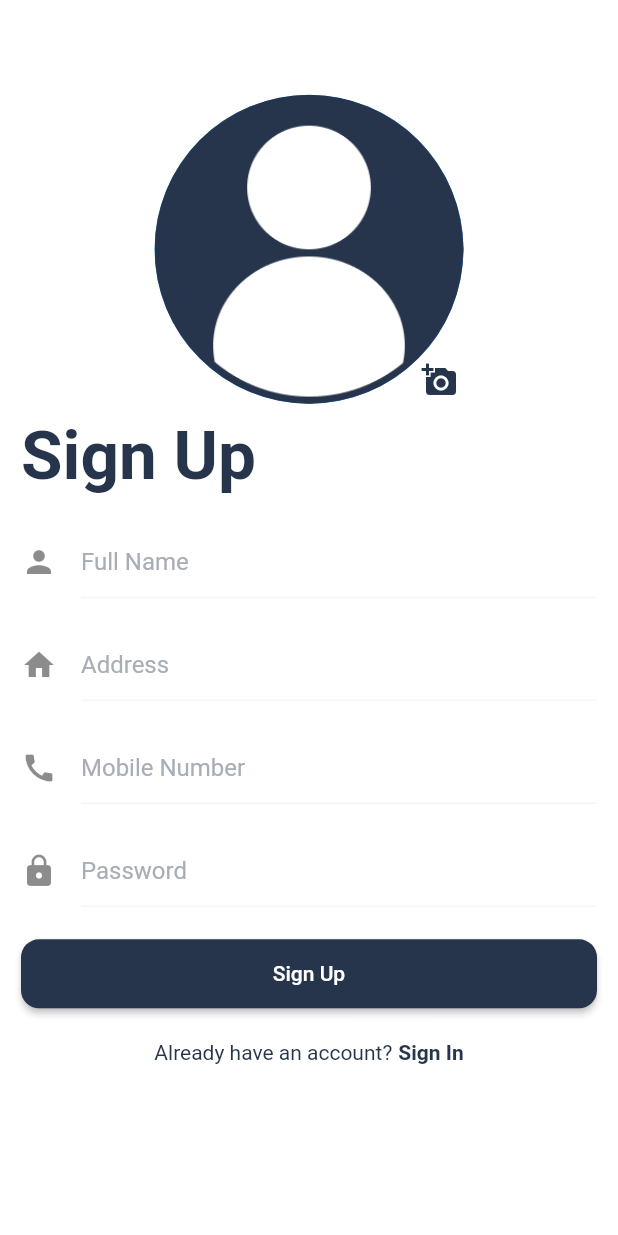
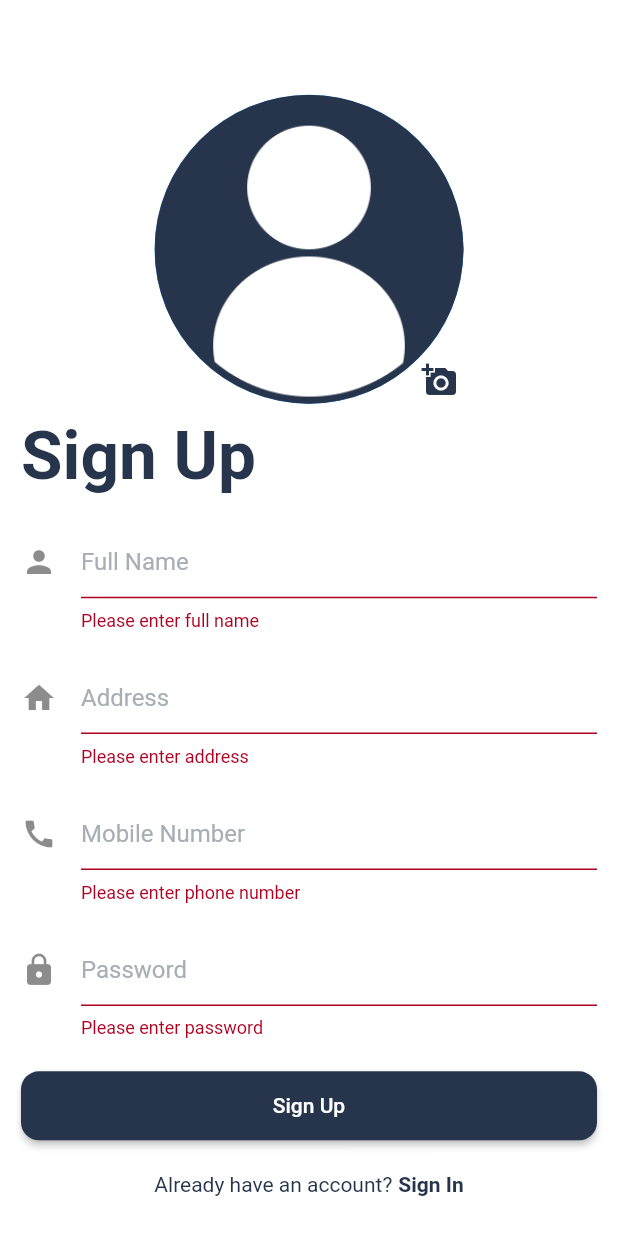
Before and after one commit to rijfas/payattubook, a Flutter app: the SignUpScreen screen opened by its route, after a tap on "Sign Up", on a phone screen of 412 x 824 dp. Run offline on Flutter 3.47's test engine with Material 2 defaults, Android fonts, the light colour scheme and no system bars; our stand-ins replace flutter_bloc, flutter_svg, image_picker, supabase_flutter, validators; accounts and stored records are empty.

Commit message:
feat:profile management basic

```diff
--- /dev/null
+++ b/lib/core/utils/validators.dart
@@ -0,0 +1,33 @@
+import 'package:validators/validators.dart';
+
+class Validators {
+  const Validators._();
+  static String? phoneNumberValidator(String? value) {
+    if (value == null || value.isEmpty) {
+      return 'Please enter phone number';
+    }
+    if (!isNumeric(value) || value.length != 10) {
+      return 'Please enter valid phone number';
+    }
+    return null;
+  }
+
+  static String? passwordValidator(String? value) {
+    if (value == null || value.isEmpty) {
+      return 'Please enter password';
+    }
+    if (value.length < 6) {
+      return 'Password should have at least 6 letters';
+    }
+    return null;
+  }
+
+  static String? Function(String?)? defaultStringValidator(String name) {
+    return (String? value) {
+      if (value == null || value.isEmpty) {
+        return 'Please enter $name';
+      }
+      return null;
+    };
+  }
+}
--- /dev/null
+++ b/lib/data/authentication/models/user.dart
@@ -0,0 +1,74 @@
+import 'dart:convert';
+
+class User {
+  User({
+    this.profileUrl = '',
+    required this.fullName,
+    required this.phoneNumber,
+    required this.address,
+  });
+  final String profileUrl;
+  final String fullName;
+  final String phoneNumber;
+  final String address;
+
+  User copyWith({
+    String? profileUrl,
+    String? fullName,
+    String? phoneNumber,
+    String? address,
+  }) {
+    return User(
+      profileUrl: profileUrl ?? this.profileUrl,
+      fullName: fullName ?? this.fullName,
+      phoneNumber: phoneNumber ?? this.phoneNumber,
+      address: address ?? this.address,
+    );
+  }
+
+  Map<String, dynamic> toMap() {
+    return {
+      'profileUrl': profileUrl,
+      'fullName': fullName,
+      'phoneNumber': phoneNumber,
+      'address': address,
+    };
+  }
+
+  factory User.fromMap(Map<String, dynamic> map) {
+    return User(
+      profileUrl: map['profileUrl'] ?? '',
+      fullName: map['fullName'] ?? '',
+      phoneNumber: map['phoneNumber'] ?? '',
+      address: map['address'] ?? '',
+    );
+  }
+
+  String toJson() => json.encode(toMap());
+
+  factory User.fromJson(String source) => User.fromMap(json.decode(source));
+
+  @override
+  String toString() {
+    return 'User(profileUrl: $profileUrl, fullName: $fullName, phoneNumber: $phoneNumber, address: $address)';
+  }
+
+  @override
+  bool operator ==(Object other) {
+    if (identical(this, other)) return true;
+
+    return other is User &&
+        other.profileUrl == profileUrl &&
+        other.fullName == fullName &&
+        other.phoneNumber == phoneNumber &&
+        other.address == address;
+  }
+
+  @override
+  int get hashCode {
+    return profileUrl.hashCode ^
+        fullName.hashCode ^
+        phoneNumber.hashCode ^
+        address.hashCode;
+  }
+}
--- /dev/null
+++ b/lib/logic/authentication/cubit/authentication_state.dart
@@ -0,0 +1,17 @@
+part of 'authentication_cubit.dart';
+
+abstract class AuthenticationState {}
+
+class AuthenticationPending extends AuthenticationState {}
+
+class AuthenticationCompleted extends AuthenticationState {
+  AuthenticationCompleted({required this.user});
+  final User user;
+}
+
+class AuthenticationError extends AuthenticationState {
+  AuthenticationError({required this.message});
+  final String? message;
+}
+
+class AuthenticationLoading extends AuthenticationState {}
--- a/lib/presentation/components/underlined_icon_text_field.dart
+++ b/lib/presentation/components/underlined_icon_text_field.dart
@@ -7,15 +7,18 @@ class UnderlinedIconTextField extends StatelessWidget {
     required this.icon,
     required this.controller,
     this.obscureText = false,
+    this.validator,
   }) : super(key: key);
   final String hintText;
   final IconData icon;
   final bool obscureText;
   final TextEditingController controller;
+  final String? Function(String?)? validator;
 
   @override
   Widget build(BuildContext context) {
-    return TextField(
+    return TextFormField(
+      validator: validator,
       controller: controller,
       obscureText: obscureText,
       decoration: InputDecoration(
--- a/lib/presentation/router/app_router.dart
+++ b/lib/presentation/router/app_router.dart
@@ -1,4 +1,5 @@
 import 'package:flutter/material.dart';
+import 'package:payattubook/presentation/screens/dashboard_screen/dashboard_screen.dart';
 import 'package:payattubook/presentation/screens/sign_in_screen/sign_in_screen.dart';
 import 'package:payattubook/presentation/screens/sign_up_screen/sign_up_screen.dart';
 
@@ -21,6 +22,8 @@ class AppRouter {
         return MaterialPageRoute(builder: (_) => const SignInScreen());
       case signUpScreen:
         return MaterialPageRoute(builder: (_) => const SignUpScreen());
+      case dashboardScreen:
+        return MaterialPageRoute(builder: (_) => const DashboardScreen());
       default:
         throw InvalidRouteException(
             "invalid route reached : ${routeSettings.name}");
--- a/lib/presentation/screens/loading_screen/loading_screen.dart
+++ b/lib/presentation/screens/loading_screen/loading_screen.dart
@@ -25,7 +25,7 @@ class _LoadingScreenState extends State<LoadingScreen> {
           Navigator.of(context)
               .pushNamedAndRemoveUntil(AppRouter.signInScreen, (_) => false);
         },
-        child: Center(
+        child: const Center(
           child: CircularProgressIndicator(),
         ),
       ),
--- a/lib/presentation/screens/sign_up_screen/sign_up_screen.dart
+++ b/lib/presentation/screens/sign_up_screen/sign_up_screen.dart
@@ -1,4 +1,10 @@
+import 'dart:typed_data';
+
 import 'package:flutter/material.dart';
+import 'package:flutter_bloc/flutter_bloc.dart';
+import 'package:payattubook/core/utils/utils.dart';
+import 'package:payattubook/core/utils/validators.dart';
+import 'package:payattubook/logic/authentication/cubit/authentication_cubit.dart';
 
 import '../../components/avatar_image_picker.dart';
 import '../../components/rounded_elevated_button.dart';
@@ -13,19 +19,28 @@ class SignUpScreen extends StatefulWidget {
 }
 
 class _SignUpScreenState extends State<SignUpScreen> {
-  late final TextEditingController _phoneController;
+  Uint8List? _profileImage;
+  String? _profileFileName;
+  late final TextEditingController _fullNameController;
+  late final TextEditingController _addressController;
+  late final TextEditingController _phoneNumberController;
   late final TextEditingController _passwordController;
+  final _formKey = GlobalKey<FormState>();
 
   @override
   void initState() {
     super.initState();
-    _phoneController = TextEditingController();
+    _fullNameController = TextEditingController();
+    _addressController = TextEditingController();
+    _phoneNumberController = TextEditingController();
     _passwordController = TextEditingController();
   }
 
   @override
   void dispose() {
-    _phoneController.dispose();
+    _fullNameController.dispose();
+    _addressController.dispose();
+    _phoneNumberController.dispose();
     _passwordController.dispose();
     super.dispose();
   }
@@ -33,13 +48,27 @@ class _SignUpScreenState extends State<SignUpScreen> {
   @override
   Widget build(BuildContext context) {
     final Size size = MediaQuery.of(context).size;
-    return Scaffold(
+    return BlocListener<AuthenticationCubit, AuthenticationState>(
+      listener: (context, state) {
+        if (state is AuthenticationLoading) {
+          Utils.showLoadingDialog(context);
+        } else if (state is AuthenticationCompleted) {
+          Navigator.of(context).pop();
+          Navigator.of(context).pushReplacementNamed(AppRouter.dashboardScreen);
+        } else if (state is AuthenticationError) {
+          Navigator.of(context).pop();
+          Utils.showErrorSnackBar(context: context, message: state.message);
+        }
+      },
+      child: Scaffold(
         body: SafeArea(
           child: SizedBox(
             height: size.height,
             child: SingleChildScrollView(
               child: Padding(
                 padding: const EdgeInsets.all(14.0),
+                child: Form(
+                  key: _formKey,
                   child: Column(
                     crossAxisAlignment: CrossAxisAlignment.start,
                     children: [
@@ -47,7 +76,10 @@ class _SignUpScreenState extends State<SignUpScreen> {
                       Center(
                         child: AvatarImagePicker(
                           radius: size.width * 0.25,
-                      onProfileChanged: (image, fileName) {},
+                          onProfileChanged: (image, fileName) {
+                            _profileImage = image;
+                            _profileFileName = fileName;
+                          },
                         ),
                       ),
                       Text(
@@ -59,24 +91,29 @@ class _SignUpScreenState extends State<SignUpScreen> {
                       ),
                       SizedBox(height: size.height * 0.025),
                       UnderlinedIconTextField(
-                    controller: _phoneController,
+                        validator:
+                            Validators.defaultStringValidator('full name'),
+                        controller: _fullNameController,
                         hintText: 'Full Name',
                         icon: Icons.person,
                       ),
                       SizedBox(height: size.height * 0.025),
                       UnderlinedIconTextField(
-                    controller: _phoneController,
+                        validator: Validators.defaultStringValidator('address'),
+                        controller: _addressController,
                         hintText: 'Address',
                         icon: Icons.home,
                       ),
                       SizedBox(height: size.height * 0.025),
                       UnderlinedIconTextField(
-                    controller: _phoneController,
+                        validator: Validators.phoneNumberValidator,
+                        controller: _phoneNumberController,
                         hintText: 'Mobile Number',
                         icon: Icons.call,
                       ),
                       SizedBox(height: size.height * 0.025),
                       UnderlinedIconTextField(
+                        validator: Validators.passwordValidator,
                         controller: _passwordController,
                         hintText: 'Password',
                         icon: Icons.lock,
@@ -85,7 +122,19 @@ class _SignUpScreenState extends State<SignUpScreen> {
                       SizedBox(height: size.height * 0.025),
                       RoundedElevatedButton(
                         child: const Text('Sign Up'),
-                    onPressed: () {},
+                        onPressed: () {
+                          if (_formKey.currentState!.validate()) {
+                            context.read<AuthenticationCubit>().signUp(
+                                  fullName: _fullNameController.value.text,
+                                  phoneNumber:
+                                      _phoneNumberController.value.text,
+                                  password: _passwordController.value.text,
+                                  address: _addressController.value.text,
+                                  profileImage: _profileImage,
+                                  profileFileName: _profileFileName,
+                                );
+                          }
+                        },
                       ),
                       SizedBox(height: size.height * 0.025),
                       Row(
@@ -111,6 +160,8 @@ class _SignUpScreenState extends State<SignUpScreen> {
               ),
             ),
           ),
+        ),
+      ),
     );
   }
 }
--- a/pubspec.yaml
+++ b/pubspec.yaml
@@ -37,6 +37,7 @@ dependencies:
   flutter_bloc: ^8.0.1
   supabase_flutter: ^0.2.12
   image_picker: ^0.8.4+5
+  validators: ^3.0.0
 
 dev_dependencies:
   flutter_test:
```
Also changed, not shown: lib/app.dart (+13 -4 lines), lib/core/utils/utils.dart (+21 -0 lines), lib/logic/authentication/cubit/authentication_cubit.dart (added, +115 -0 lines), lib/main.dart (+8 -1 lines), lib/presentation/screens/dashboard_screen/dashboard_screen.dart (added, +75 -0 lines), lib/presentation/screens/sign_in_screen/sign_in_screen.dart (+31 -4 lines), pubspec.lock. Lines whose indentation alone changed are shown as unchanged.
